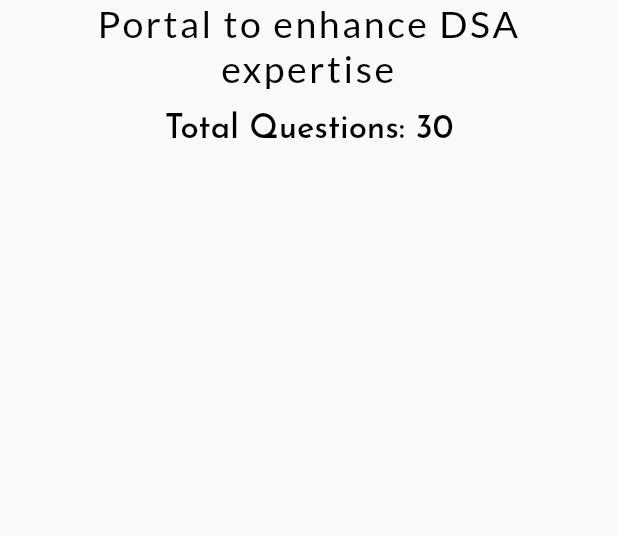
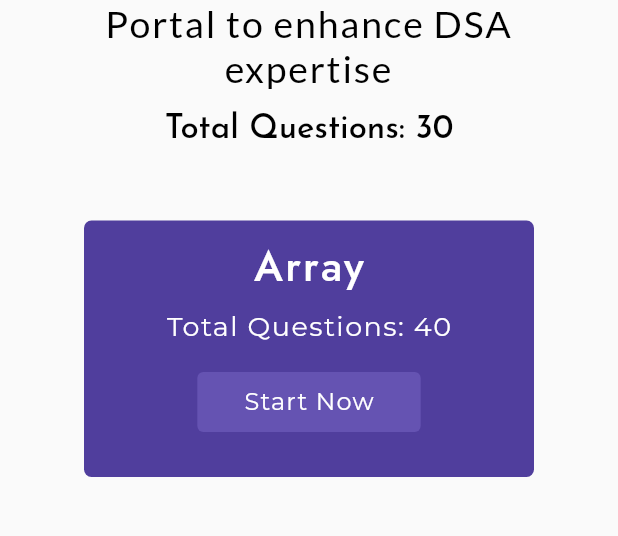
Before and after one commit to udaykumaruking/ameliorate_dsa, a Flutter app: the screen it shows after launch, on a phone screen of 412 x 824 dp, the part 282-818 px from its top. Run offline on Flutter 3.47's test engine with Material 2 defaults, Android fonts, the phone set to English and light mode, and no system bars; our stand-ins replace google_fonts.

Commit message:
Card done

```diff
--- a/lib/main.dart
+++ b/lib/main.dart
@@ -1,3 +1,5 @@
+import 'dart:ui';
+
 import 'package:flutter/material.dart';
 import 'package:google_fonts/google_fonts.dart';
 
@@ -11,6 +13,18 @@ void main() {
 class MyApp extends StatelessWidget {
   @override
   Widget build(BuildContext context) {
+    getElevation(Set<MaterialState> states) {
+      const Set<MaterialState> interactiveStates = <MaterialState>{
+        MaterialState.pressed,
+        MaterialState.hovered,
+        MaterialState.focused,
+      };
+      if (states.any(interactiveStates.contains)) {
+        return 15.toDouble();
+      }
+      return 5.toDouble();
+    }
+
     int totquest = 30;
     return MaterialApp(
       home: Scaffold(
@@ -37,7 +51,7 @@ class MyApp extends StatelessWidget {
                   style: GoogleFonts.lato(
                     textStyle: TextStyle(
                       fontSize: 25,
-                      letterSpacing: 1.7,
+                      letterSpacing: 1.2,
                       fontWeight: FontWeight.w500,
                       color: Colors.black,
                     ),
@@ -57,6 +71,78 @@ class MyApp extends StatelessWidget {
                     ),
                   ),
                 ),
+                BuildSizedBox(
+                  height: 50,
+                ),
+                Wrap(
+                  children: [
+                    Container(
+                      width: 300,
+                      decoration: BoxDecoration(
+                        color: kVoilet,
+                        borderRadius: BorderRadius.circular(5),
+                      ),
+                      padding: EdgeInsets.fromLTRB(50, 10, 50, 10),
+                      child: Center(
+                        child: Column(
+                          children: [
+                            Text(
+                              'Array',
+                              style: GoogleFonts.jost(
+                                  textStyle: TextStyle(
+                                color: Colors.white,
+                                fontSize: 28,
+                                fontWeight: FontWeight.w500,
+                                letterSpacing: 1.5,
+                              )),
+                            ),
+                            BuildSizedBox(
+                              height: 10,
+                            ),
+                            Text(
+                              'Total Questions: 40',
+                              style: GoogleFonts.montserrat(
+                                  textStyle: TextStyle(
+                                color: Colors.white,
+                                fontSize: 18,
+                                fontWeight: FontWeight.w400,
+                                letterSpacing: 1,
+                              )),
+                            ),
+                            BuildSizedBox(
+                              height: 15,
+                            ),
+                            ElevatedButton(
+                              style: ButtonStyle(
+                                  backgroundColor:
+                                      MaterialStateProperty.all<Color>(
+                                          Color.fromRGBO(101, 83, 178, 1)),
+                                  foregroundColor:
+                                      MaterialStateProperty.all(Colors.white),
+                                  elevation: MaterialStateProperty.all(0)),
+                              onPressed: () {},
+                              child: Padding(
+                                padding:
+                                    const EdgeInsets.fromLTRB(15, 10, 15, 10),
+                                child: Text(
+                                  'Start Now',
+                                  style: GoogleFonts.montserrat(
+                                      textStyle: TextStyle(
+                                    fontSize: 16,
+                                    letterSpacing: 0.8,
+                                    fontWeight: FontWeight.w400,
+                                    color: Colors.white,
+                                  )),
+                                ),
+                              ),
+                            ),
+                            Text(''),
+                          ],
+                        ),
+                      ),
+                    ),
+                  ],
+                )
               ],
             ),
           ),
```
